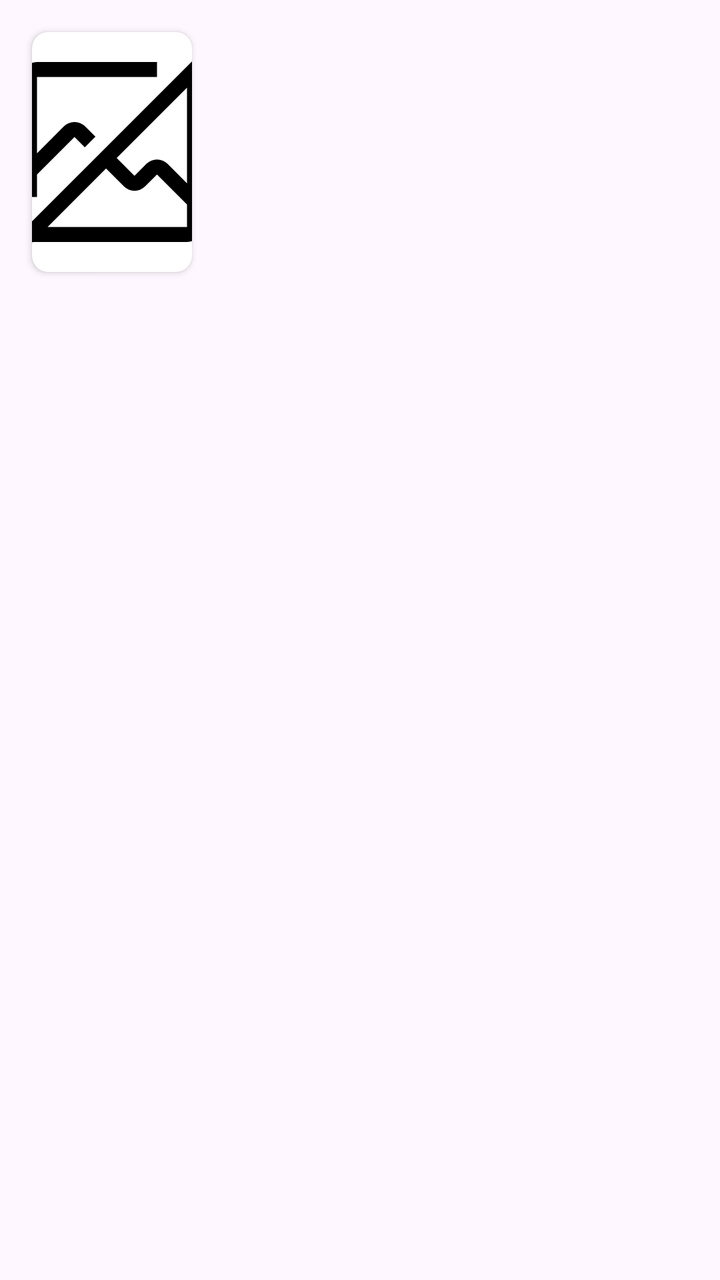
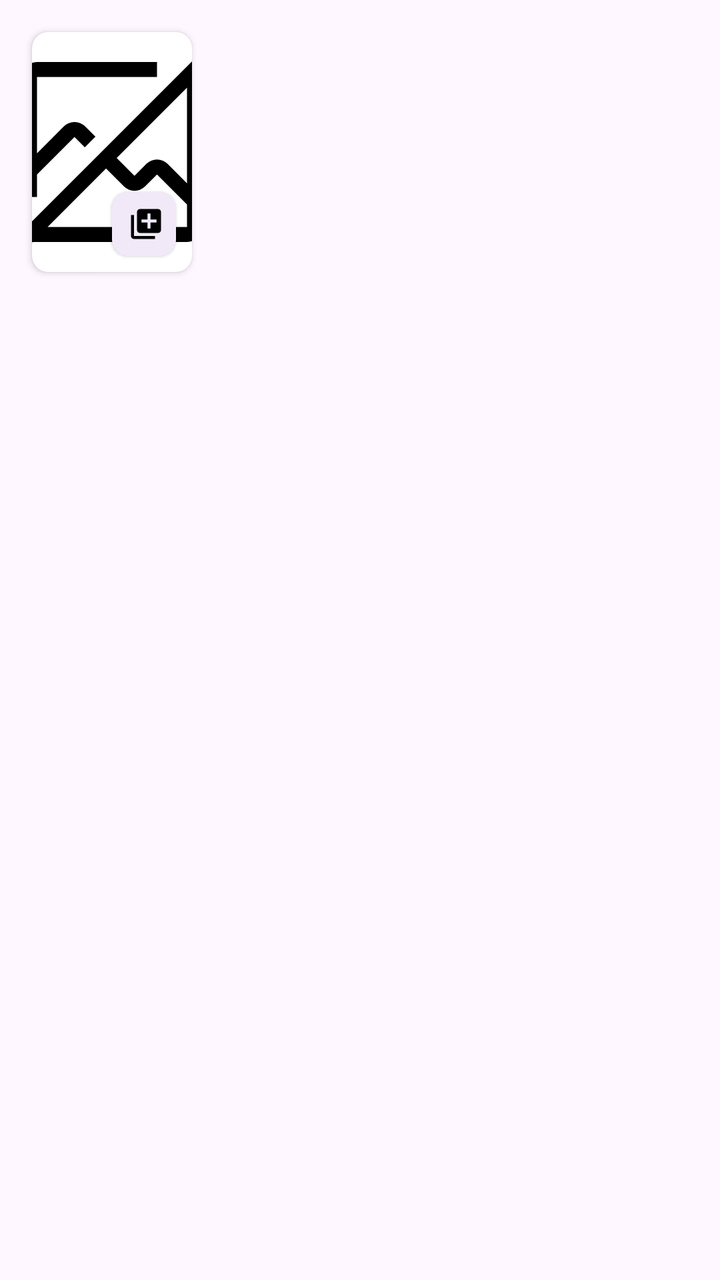

The first picture is an Android layout as it rendered before a commit; the second is the same layout after the commit. The layout source and the unified diff follow.
<!-- AndroidManifest.xml: application theme Theme.ReadSpace -->
<!-- res/layout/item_book.xml -->
<?xml version="1.0" encoding="utf-8"?>
<LinearLayout xmlns:android="http://schemas.android.com/apk/res/android"
    xmlns:tools="http://schemas.android.com/tools"
    android:layout_width="wrap_content"
    android:layout_height="wrap_content"
    xmlns:app="http://schemas.android.com/apk/res-auto"
    android:orientation="horizontal">

    <androidx.cardview.widget.CardView
        android:layout_width="wrap_content"
        android:layout_height="wrap_content"
        android:elevation="4dp"
        app:cardCornerRadius="8dp"
        android:layout_margin="16dp">

        <ImageView
            android:id="@+id/coverImageView"
            android:layout_width="80dp"
            android:layout_height="120dp"
            android:scaleType="centerCrop"
            android:src="@drawable/ic_image_error" />

    </androidx.cardview.widget.CardView>


</LinearLayout>
<!-- resources referenced by this layout -->
<resources>
  <!-- drawable ic_image_error (drawable) -->
  <vector xmlns:android="http://schemas.android.com/apk/res/android"
      android:width="800dp"
      android:height="800dp"
      android:viewportWidth="32"
      android:viewportHeight="32">
    <path
        android:pathData="M30,3.414 L28.586,2 2,28.586 3.414,30l2,-2L26,28a2.003,2.003 0,0 0,2 -2L28,5.414ZM26,26L7.414,26l7.793,-7.793 2.379,2.379a2,2 0,0 0,2.828 0L22,19l4,3.997ZM26,20.168 L23.414,17.582a2,2 0,0 0,-2.828 0L19,19.168l-2.377,-2.377L26,7.414Z"
        android:fillColor="#000000"/>
    <path
        android:pathData="M6,22V19l5,-4.997 1.373,1.373 1.416,-1.416 -1.375,-1.375a2,2 0,0 0,-2.828 0L6,16.172V6H22V4H6A2.002,2.002 0,0 0,4 6V22Z"
        android:fillColor="#000000"/>
  </vector>
  <style name="Theme.ReadSpace" parent="Base.Theme.ReadSpace" />
  <style name="Base.Theme.ReadSpace" parent="Theme.Material3.DayNight.NoActionBar">
          
          
      </style>
</resources>

<!-- the commit's change to res/layout/item_book.xml (unified diff, before → after) -->
@@ -20,6 +20,16 @@
             android:scaleType="centerCrop"
             android:src="@drawable/ic_image_error" />
 
+        <com.google.android.material.chip.Chip
+            android:id="@+id/statusChip"
+            style="@style/Widget.Material3.Chip.Assist.Elevated"
+            android:layout_width="32dp"
+            android:layout_height="wrap_content"
+            app:chipIcon="@drawable/ic_library_add"
+            android:layout_gravity="bottom|end"
+            android:clickable="false"
+            android:layout_marginEnd="8dp"/>
+
     </androidx.cardview.widget.CardView>
 
 
<!-- resource entries referenced after the edit -->
@@ -13,6 +13,12 @@
         android:pathData="M6,22V19l5,-4.997 1.373,1.373 1.416,-1.416 -1.375,-1.375a2,2 0,0 0,-2.828 0L6,16.172V6H22V4H6A2.002,2.002 0,0 0,4 6V22Z"
         android:fillColor="#000000"/>
   </vector>
+  <!-- drawable ic_library_add (drawable) -->
+  <vector xmlns:android="http://schemas.android.com/apk/res/android" android:height="24dp" android:tint="#000000" android:viewportHeight="24" android:viewportWidth="24" android:width="24dp">
+        
+      <path android:fillColor="@android:color/white" android:pathData="M4,6L2,6v14c0,1.1 0.9,2 2,2h14v-2L4,20L4,6zM20,2L8,2c-1.1,0 -2,0.9 -2,2v12c0,1.1 0.9,2 2,2h12c1.1,0 2,-0.9 2,-2L22,4c0,-1.1 -0.9,-2 -2,-2zM19,11h-4v4h-2v-4L9,11L9,9h4L13,5h2v4h4v2z"/>
+      
+  </vector>
   <style name="Theme.ReadSpace" parent="Base.Theme.ReadSpace" />
   <style name="Base.Theme.ReadSpace" parent="Theme.Material3.DayNight.NoActionBar">
           
